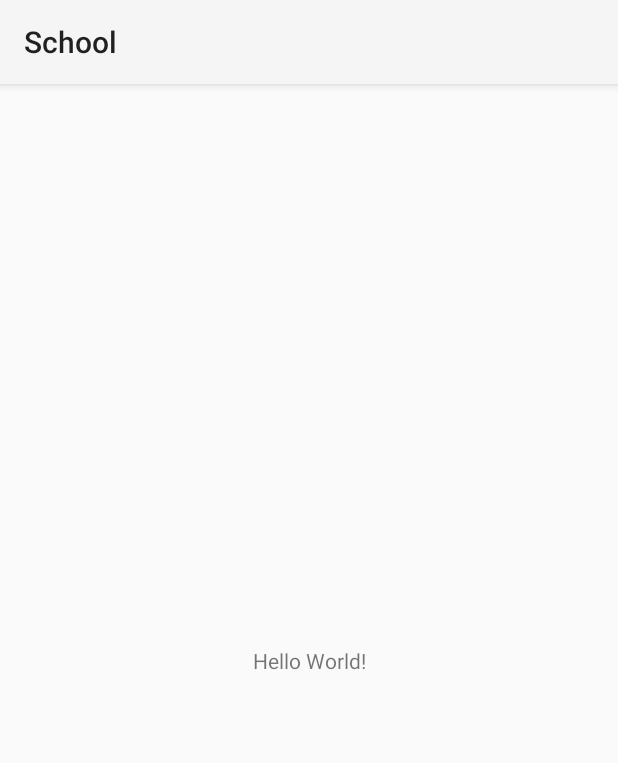
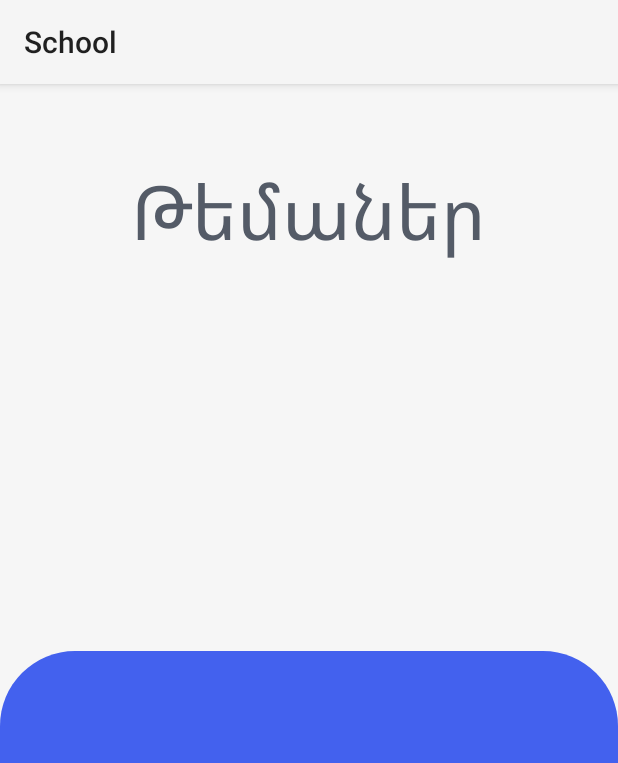
Before and after one commit to VahagnMian/School, an Android app: the screen it shows after launch (MainActivity), on a phone screen of 412 x 824 dp. Shown: the top 763 px of the screen. Run offline under Robolectric (Android 15) with nearby library versions, the phone set to English and light mode, and no system bars.

Commit message:
Main Activity and RecyclerView item (CardView) read

```diff
--- /dev/null
+++ b/app/src/main/java/com/mianv/school/Card.java
@@ -0,0 +1,4 @@
+package com.mianv.school;
+
+public class Card {
+}
--- a/app/src/main/java/com/mianv/school/MainActivity.java
+++ b/app/src/main/java/com/mianv/school/MainActivity.java
@@ -10,5 +10,9 @@ public class MainActivity extends AppCompatActivity {
     protected void onCreate(Bundle savedInstanceState) {
         super.onCreate(savedInstanceState);
         setContentView(R.layout.activity_main);
+
+
+
+
     }
 }
--- /dev/null
+++ b/app/src/main/res/drawable/half_circle.xml
@@ -0,0 +1,26 @@
+<?xml version="1.0" encoding="utf-8"?>
+<layer-list
+    xmlns:android="http://schemas.android.com/apk/res/android">
+    <item
+        android:top="0px"
+        android:left="0px"
+        android:right="0px"
+        android:bottom="0px">
+        <shape android:shape="rectangle">
+            <corners android:radius="10dp" />
+            <solid android:color="@android:color/transparent"/>
+        </shape>
+    </item>
+    <item
+        android:top="10dp"
+
+        >
+        <shape android:shape="rectangle">
+            <solid android:color="@color/main_primary"/>
+            <size android:height="150dp"
+                android:width="100dp"/>
+            <corners android:topLeftRadius="50dp"
+                 android:topRightRadius="50dp"/>
+        </shape>
+    </item>
+</layer-list>
--- a/app/src/main/res/layout/activity_main.xml
+++ b/app/src/main/res/layout/activity_main.xml
@@ -1,18 +1,50 @@
 <?xml version="1.0" encoding="utf-8"?>
-<androidx.constraintlayout.widget.ConstraintLayout xmlns:android="http://schemas.android.com/apk/res/android"
+<RelativeLayout xmlns:android="http://schemas.android.com/apk/res/android"
     xmlns:app="http://schemas.android.com/apk/res-auto"
     xmlns:tools="http://schemas.android.com/tools"
     android:layout_width="match_parent"
     android:layout_height="match_parent"
-    tools:context=".MainActivity">
+    android:orientation="vertical"
+    tools:context=".MainActivity"
+    android:background="#f6f6f6"
+
+   >
+
+
+
+
+        <androidx.appcompat.widget.Toolbar
+            android:id="@+id/toolbar"
+            android:layout_width="match_parent"
+            android:layout_height="400dp"
+            android:layout_alignParentBottom="true"
+            android:background="@drawable/half_circle"/>
+
+
+
 
     <TextView
+        android:id="@+id/TitleSection"
+        android:layout_height="wrap_content"
         android:layout_width="wrap_content"
-        android:layout_height="wrap_content"
-        android:text="Hello World!"
-        app:layout_constraintBottom_toBottomOf="parent"
-        app:layout_constraintLeft_toLeftOf="parent"
-        app:layout_constraintRight_toRightOf="parent"
-        app:layout_constraintTop_toTopOf="parent" />
+        android:text="Թեմաներ"
+        android:layout_centerHorizontal="true"
+        android:textSize="50dp"
+        android:textColor="#545b67"
+        android:layout_marginTop="50dp"
 
-</androidx.constraintlayout.widget.ConstraintLayout>
+        />
+
+
+
+
+    <androidx.recyclerview.widget.RecyclerView
+        android:layout_height="match_parent"
+        android:layout_width="match_parent"
+        android:layout_below="@+id/TitleSection"
+
+        />
+
+
+
+</RelativeLayout>
--- a/app/src/main/res/values/colors.xml
+++ b/app/src/main/res/values/colors.xml
@@ -7,4 +7,9 @@
     <color name="teal_700">#FF018786</color>
     <color name="black">#FF000000</color>
     <color name="white">#FFFFFFFF</color>
+
+    <!--Color scheme-->
+
+    <color name="main_primary">#4361ee</color>
+    <color name="main_second">#4cc9f0</color>
 </resources>
```
Also changed, not shown: app/src/main/res/drawable/ic_baseline_star_24.xml (added, +14 -0 lines), app/src/main/res/layout/section_item_main.xml (added, +46 -0 lines), app/src/main/res/drawable-v24/section_rounded.png (added).
